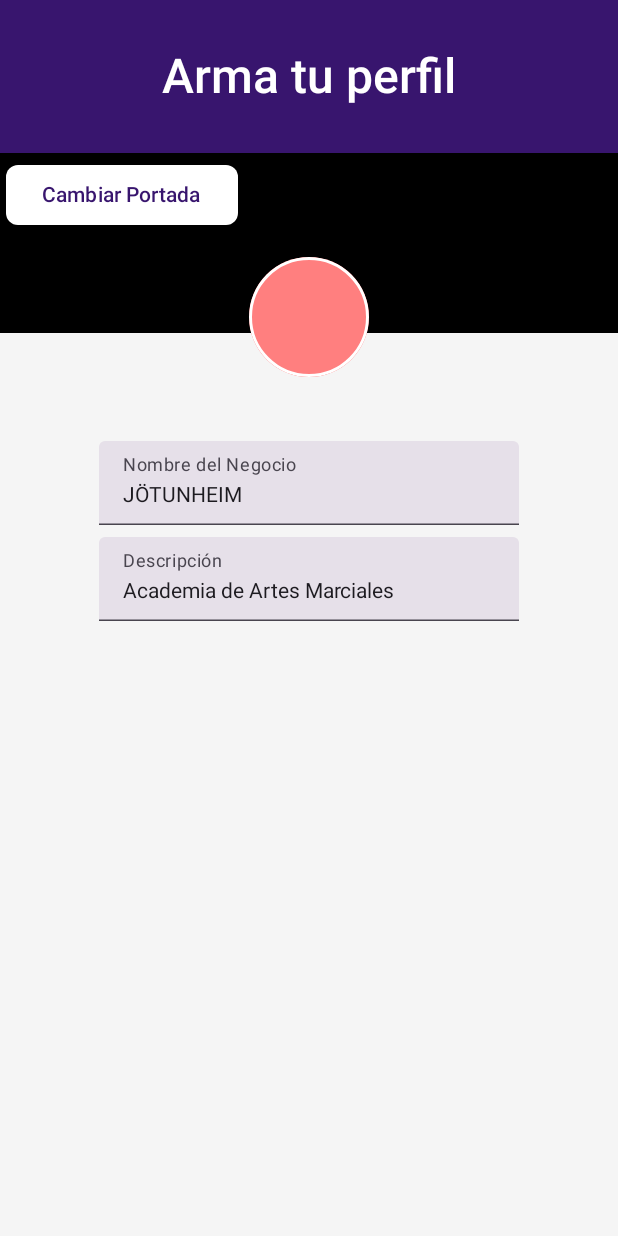
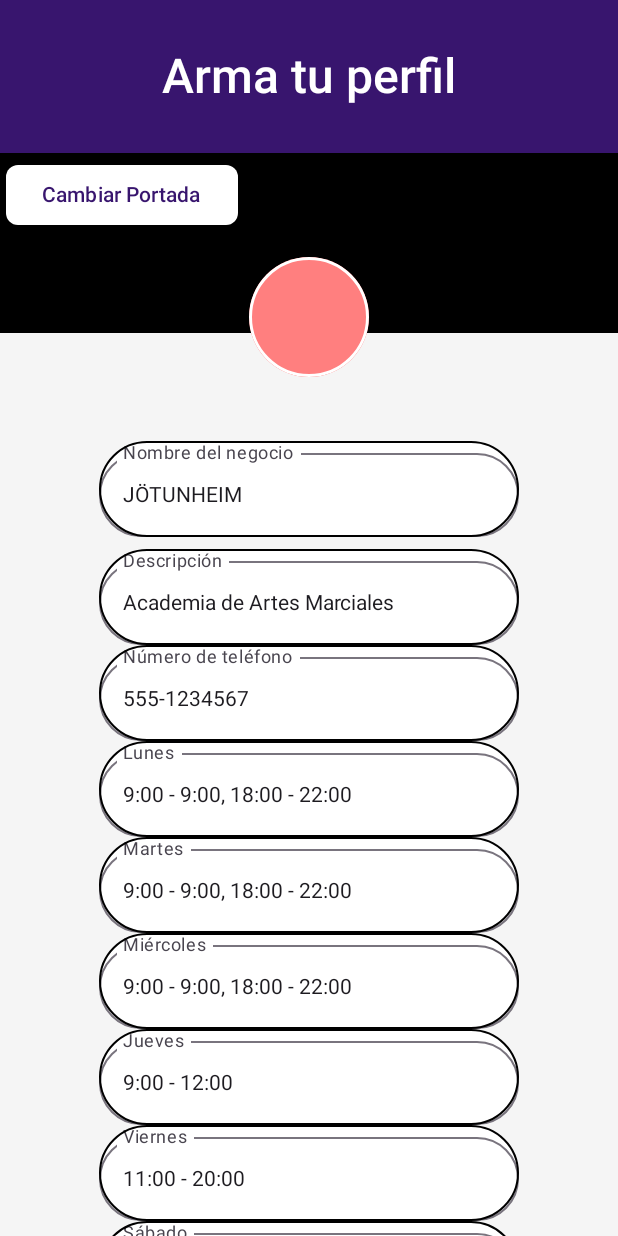
Before and after one commit to l0l3eth/ProyectoBJApp, an Android app built with Jetpack Compose: the @Preview function NegocioEdicionPerfilPreview, on a phone screen of 412 x 824 dp. Run offline under Robolectric (Android 15) with nearby library versions, the phone set to English and light mode, and no system bars; our stand-ins replace livedata-compose.

Commit message:
Refactorizar modelo y actualizar vista negocio

```diff
--- a/app/src/main/java/mx/tec/proyectoBJ/model/Horarios.kt
+++ b/app/src/main/java/mx/tec/proyectoBJ/model/Horarios.kt
@@ -1,11 +1,7 @@
 package mx.tec.proyectoBJ.model
 
-data class Horarios(
-    val lunes: String,
-    val martes: String,
-    val miercoles: String,
-    val jueves: String,
-    val viernes: String,
-    val sabado: String,
-    val domingo: String
+data class Horarios (
+    val dia: String,
+    val horario: String,
+    val esHoy: Boolean = false
 )
--- a/app/src/main/java/mx/tec/proyectoBJ/model/Negocio.kt
+++ b/app/src/main/java/mx/tec/proyectoBJ/model/Negocio.kt
@@ -6,5 +6,6 @@ data class Negocio(
     val ubicacion: String,
     val correo: String,
     val contrasena: String = "",
-    val descripcion: String
+    val descripcion: String,
+    val horarios: List<Horarios>
 )
--- a/app/src/main/java/mx/tec/proyectoBJ/view/PantallaEdicionNegocio.kt
+++ b/app/src/main/java/mx/tec/proyectoBJ/view/PantallaEdicionNegocio.kt
@@ -17,7 +17,6 @@ import androidx.compose.material3.Button
 import androidx.compose.material3.ButtonDefaults
 import androidx.compose.material3.Scaffold
 import androidx.compose.material3.Text
-import androidx.compose.material3.TextField
 import androidx.compose.runtime.Composable
 import androidx.compose.ui.Alignment
 import androidx.compose.ui.Modifier
@@ -28,6 +27,7 @@ import androidx.compose.ui.text.style.TextAlign
 import androidx.compose.ui.tooling.preview.Preview
 import androidx.compose.ui.unit.dp
 import androidx.compose.ui.unit.sp
+import mx.tec.proyectoBJ.model.Horarios
 import mx.tec.proyectoBJ.model.Negocio
 import mx.tec.ptoyectobj.fondoGris
 import mx.tec.ptoyectobj.morado
@@ -40,29 +40,33 @@ fun NegocioEdicionPerfil(modifier: Modifier = Modifier) {
         numeroTelefono = "555-1234567",
         ubicacion = "Ciudad de México",
         correo = "jottunheim@gmail.com",
-        descripcion = "Academia de Artes Marciales"
+        descripcion = "Academia de Artes Marciales",
+        horarios = listOf(
+            Horarios("Lunes", "9:00 - 9:00, 18:00 - 22:00"),
+            Horarios("Martes", "9:00 - 9:00, 18:00 - 22:00"),
+            Horarios("Miércoles", "9:00 - 9:00, 18:00 - 22:00"),
+            Horarios("Jueves", "9:00 - 12:00"),
+            Horarios("Viernes", "11:00 - 20:00", esHoy = true), // Resaltado
+            Horarios("Sábado", "9:00 - 9:00, 18:00 - 22:00"),
+            Horarios("Domingo", "9:00 - 12:00"),
+        )
     )
     Scaffold(
         modifier = modifier.fillMaxSize()
     ) { innerPadding ->
-        LazyColumn(
+        Column(
             modifier = Modifier
                 .fillMaxSize()
                 .background(fondoGris)
                 .padding(innerPadding),
             horizontalAlignment = Alignment.CenterHorizontally // Centra el contenido horizontalmente
         ) {
-            item {
             EditarPerfilHeader(modifier, innerPadding)
-            }
 
-            item {
             BusinessInfoSectionEditable(
-                    name = negocio.nombreNegocio,
-                    description = negocio.descripcion,
+                negocio = negocio,
                 modifier = modifier
             )
-            }
         }
     }
 }
@@ -148,29 +152,50 @@ fun EditarPortada(
 }
 
 @Composable
-fun BusinessInfoSectionEditable(name: String,
-                                description: String,
+fun BusinessInfoSectionEditable(negocio: Negocio,
                                 modifier: Modifier = Modifier) {
-    Column(
+    LazyColumn(
         horizontalAlignment = Alignment.CenterHorizontally,
         modifier = Modifier
             .fillMaxWidth()
             .padding(horizontal = 24.dp)
             .background(fondoGris) // Asegura que el fondo sea gris
     ) {
-        TextField(
-            value = name,
+        item {
+            CampoDeTexto(
+                value = negocio.nombreNegocio,
                 onValueChange = { /* Actualiza el nombre */ },
-            label = { Text("Nombre del Negocio") },
+                etiqueta = "Nombre del negocio",
                 modifier = modifier.padding(vertical = 8.dp)
             )
-        TextField(
-            value = description,
+        }
+        item {
+            CampoDeTexto(
+                value = negocio.descripcion,
                 onValueChange = { /* Actualiza la descripción */ },
-            label = { Text("Descripción") }
+                etiqueta = "Descripción"
             )
+        }
+
+        item {
+            CampoDeTexto(
+                value = negocio.numeroTelefono,
+                onValueChange = { /* Actualiza el número de teléfono */ },
+                etiqueta = "Número de teléfono"
+            )
+        }
+
+        for (horario in negocio.horarios) {
+            item {
+                CampoDeTexto(
+                    value = horario.horario,
+                    onValueChange = { /* Actualiza el horario */ },
+                    etiqueta = horario.dia
+                )
+            }
+        }
+    }
     Spacer(modifier = Modifier.height(32.dp))
-    }
 }
 
 
```
Also changed, not shown: app/src/main/java/mx/tec/proyectoBJ/view/PaginaPrincipalNegocio.kt (+15 -22 lines). Lines whose indentation alone changed are shown as unchanged.
